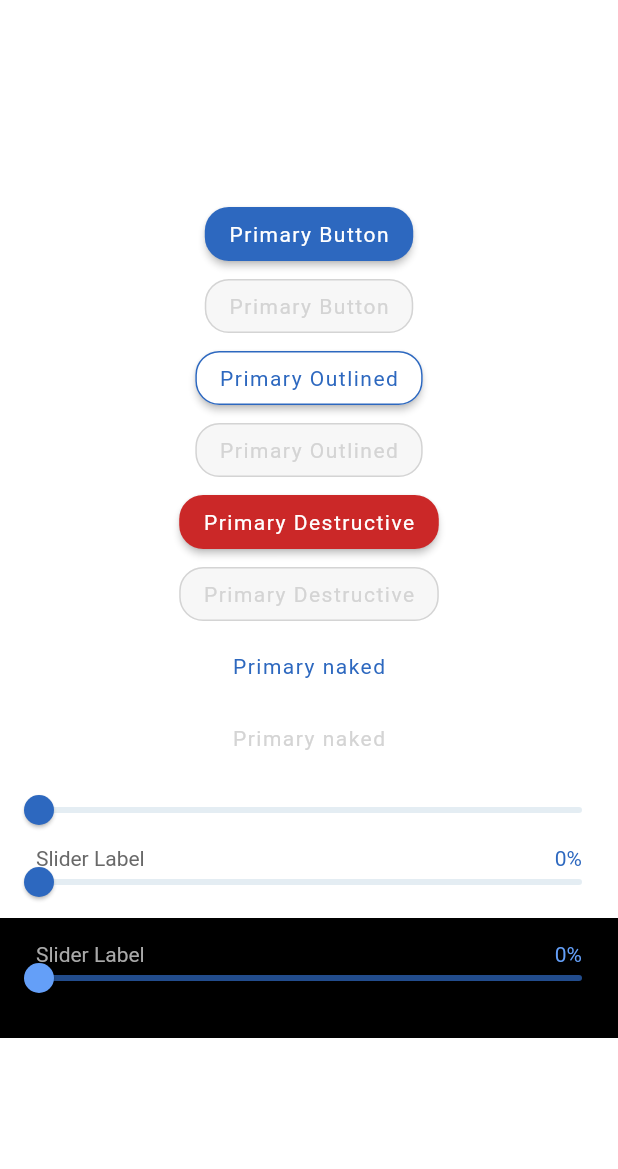
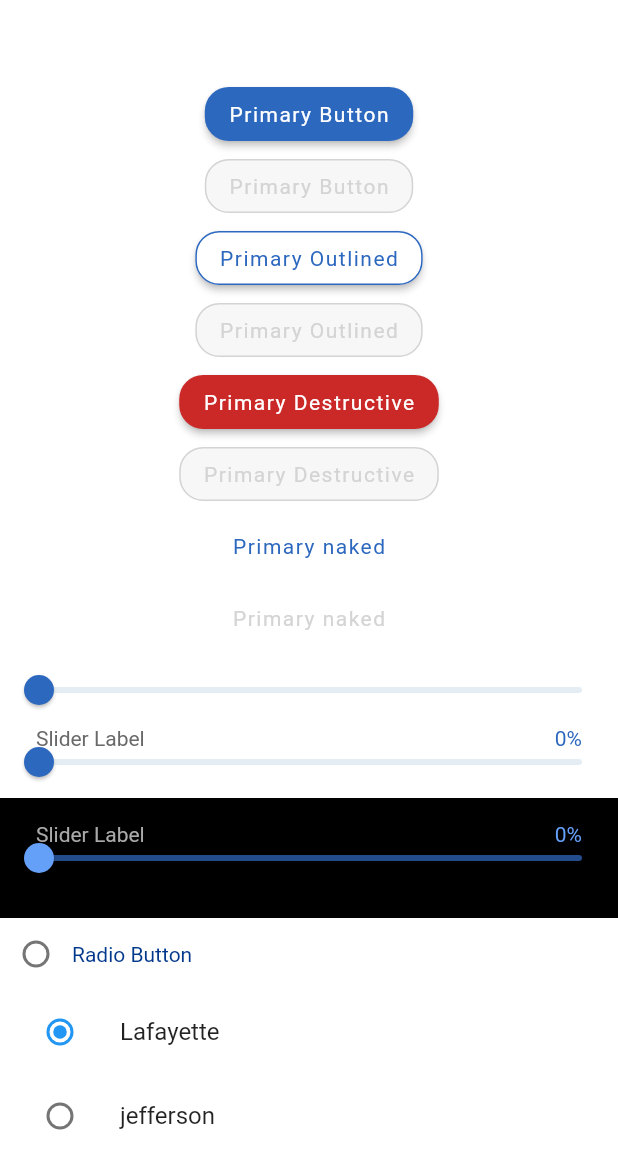
Before and after one commit to AtaMahmoud/ob-flutter-app, a Flutter app: the WidgetShowCase screen opened directly, on a phone screen of 412 x 824 dp. Shown: the top 1169 px of the screen. Run offline on Flutter 3.47's test engine with Material 2 defaults, Android fonts, the phone set to English and light mode, and no system bars; our stand-ins replace cloud_firestore, data_connection_checker, device_info, dio, firebase_auth, firebase_crashlytics and 22 more; missing offline and left inert: barcode_scan, bezier_chart, firebase_ml_vision, flutter_circular_slider, flutter_circular_text and 1 more; accounts and stored records are empty; generated files the repository leaves out were written again; statements that could not run were skipped; project files that could hold a hidden picture were left out.

Commit message:
on progress - radio buttons

```diff
--- /dev/null
+++ b/lib/core/common_widgets/radio_buttons.dart
@@ -0,0 +1,45 @@
+import 'package:flutter/material.dart';
+import 'package:ocean_builder/constants/constants.dart';
+
+enum StatusCharacter { onn, off }
+
+class RadioButton extends StatefulWidget {
+  RadioButton({Key key}) : super(key: key);
+
+  @override
+  _RadioButtonState createState() => _RadioButtonState();
+}
+
+class _RadioButtonState extends State<RadioButton> {
+  StatusCharacter _character = StatusCharacter.off;
+  @override
+  Widget build(BuildContext context) {
+    return Container(
+      child: _radioButtonHorizontal('Radio Button'),
+    );
+  }
+
+  _radioButtonHorizontal(String text, {String subtitle}) {
+    return Row(
+      crossAxisAlignment: CrossAxisAlignment.center,
+      mainAxisAlignment: MainAxisAlignment.start,
+      children: <Widget>[
+        Radio(
+          value: StatusCharacter.onn,
+          groupValue: _character,
+          onChanged: (StatusCharacter value) {
+            debugPrint('radio button value is --- $value');
+            setState(() {
+              _character = value;
+            });
+          },
+        ),
+        // SizedBox(width: 8),
+        Text(
+          text,
+          style: TextStyle(color: ColorConstants.TOP_CLIPPER_START),
+        ),
+      ],
+    );
+  }
+}
--- a/lib/ui/screens/reusableWidgetsShowcase.dart
+++ b/lib/ui/screens/reusableWidgetsShowcase.dart
@@ -1,6 +1,7 @@
 import 'package:flutter/material.dart';
 import 'package:flutter/widgets.dart';
 import 'package:ocean_builder/core/common_widgets/buttons.dart';
+import 'package:ocean_builder/core/common_widgets/radio_buttons.dart';
 import 'package:ocean_builder/core/common_widgets/sliders.dart';
 
 class WidgetShowCase extends StatefulWidget {
@@ -12,6 +13,8 @@ class WidgetShowCase extends StatefulWidget {
 }
 
 class _WidgetShowCaseState extends State<WidgetShowCase> {
+  SingingCharacter _character = SingingCharacter.lafayette;
+
   @override
   Widget build(BuildContext context) {
     return Scaffold(
@@ -109,7 +112,34 @@ class _WidgetShowCaseState extends State<WidgetShowCase> {
                 'I wish to print the value from here as a delegate --- $value');
           },
         ),
-      )
+      ),
+      RadioButton(),
+      ListTile(
+        title: const Text('Lafayette'),
+        leading: Radio(
+          value: SingingCharacter.lafayette,
+          groupValue: _character,
+          onChanged: (SingingCharacter value) {
+            setState(() {
+              _character = value;
+            });
+          },
+        ),
+      ),
+      ListTile(
+        title: const Text('jefferson'),
+        leading: Radio(
+          value: SingingCharacter.jefferson,
+          groupValue: _character,
+          onChanged: (SingingCharacter value) {
+            setState(() {
+              _character = value;
+            });
+          },
+        ),
+      ),
     ]);
   }
 }
+
+enum SingingCharacter { lafayette, jefferson }
```
Also changed, not shown: 1 other file.
